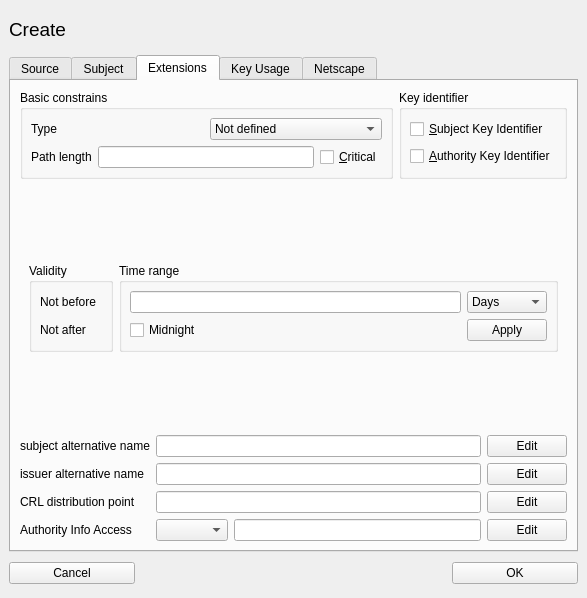
chris2511/xca, file ui/NewX509.ui: the form before one commit.
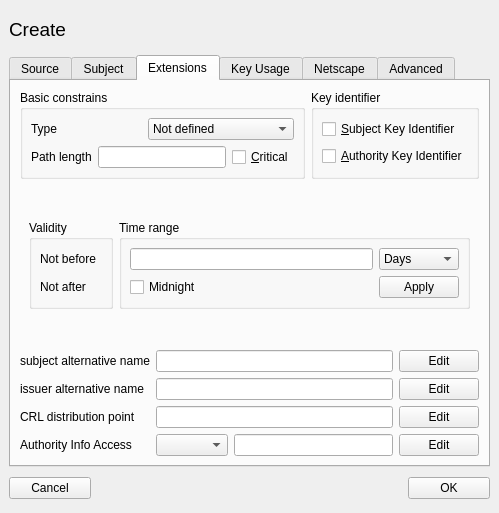
The form after the commit. The open tabs and pages were chosen to show the change. Custom widgets are drawn as their Qt base class.

Commit message: add Advanced settings tab to support extensions in nconf format (as in openssl.conf)

```diff
--- a/ui/NewX509.ui
+++ b/ui/NewX509.ui
@@ -5,8 +5,8 @@
    <rect>
     <x>0</x>
     <y>0</y>
-    <width>587</width>
-    <height>598</height>
+    <width>499</width>
+    <height>513</height>
    </rect>
   </property>
   <property name="windowTitle" >
@@ -824,7 +824,19 @@
              <property name="margin" >
               <number>8</number>
              </property>
-             <property name="spacing" >
+             <property name="topMargin" >
+              <number>8</number>
+             </property>
+             <property name="rightMargin" >
+              <number>8</number>
+             </property>
+             <property name="bottomMargin" >
+              <number>8</number>
+             </property>
+             <property name="horizontalSpacing" >
+              <number>6</number>
+             </property>
+             <property name="verticalSpacing" >
               <number>6</number>
              </property>
              <item row="0" column="1" >
@@ -859,7 +871,19 @@
              <property name="margin" >
               <number>8</number>
              </property>
-             <property name="spacing" >
+             <property name="topMargin" >
+              <number>8</number>
+             </property>
+             <property name="rightMargin" >
+              <number>8</number>
+             </property>
+             <property name="bottomMargin" >
+              <number>8</number>
+             </property>
+             <property name="horizontalSpacing" >
+              <number>6</number>
+             </property>
+             <property name="verticalSpacing" >
               <number>6</number>
              </property>
              <item row="1" column="1" >
@@ -925,7 +949,19 @@
          <property name="margin" >
           <number>0</number>
          </property>
-         <property name="spacing" >
+         <property name="topMargin" >
+          <number>0</number>
+         </property>
+         <property name="rightMargin" >
+          <number>0</number>
+         </property>
+         <property name="bottomMargin" >
+          <number>0</number>
+         </property>
+         <property name="horizontalSpacing" >
+          <number>6</number>
+         </property>
+         <property name="verticalSpacing" >
           <number>6</number>
          </property>
          <item row="3" column="0" >
@@ -1424,22 +1460,39 @@
        </property>
       </widget>
      </widget>
+     <widget class="QWidget" name="Seite" >
+      <attribute name="title" >
+       <string>Advanced</string>
+      </attribute>
+      <layout class="QHBoxLayout" >
+       <item>
+        <widget class="QTextEdit" name="nconf_data" />
+       </item>
+      </layout>
+     </widget>
     </widget>
    </item>
    <item>
     <layout class="QHBoxLayout" >
-     <property name="margin" >
-      <number>0</number>
-     </property>
      <property name="spacing" >
       <number>6</number>
      </property>
+     <property name="leftMargin" >
+      <number>0</number>
+     </property>
+     <property name="topMargin" >
+      <number>0</number>
+     </property>
+     <property name="rightMargin" >
+      <number>0</number>
+     </property>
+     <property name="bottomMargin" >
+      <number>0</number>
+     </property>
      <item>
       <widget class="QPushButton" name="cancelButton" >
        <property name="sizePolicy" >
-        <sizepolicy>
-         <hsizetype>7</hsizetype>
-         <vsizetype>0</vsizetype>
+        <sizepolicy vsizetype="Fixed" hsizetype="Expanding" >
          <horstretch>0</horstretch>
          <verstretch>0</verstretch>
         </sizepolicy>
@@ -1465,9 +1518,7 @@
      <item>
       <widget class="QPushButton" name="okButton" >
        <property name="sizePolicy" >
-        <sizepolicy>
-         <hsizetype>3</hsizetype>
-         <vsizetype>0</vsizetype>
+        <sizepolicy vsizetype="Fixed" hsizetype="MinimumExpanding" >
          <horstretch>0</horstretch>
          <verstretch>0</verstretch>
         </sizepolicy>
```
Left out of the diff: 484 changed lines with no effect on the pictures. The commit also changes 2 other files.
